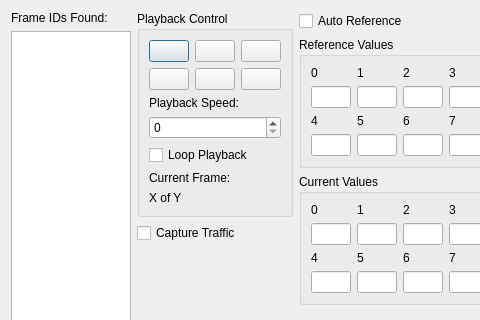
Above: flowviewwindow.ui from collin80/SavvyCAN before the change; both pictures show x 0 to 480 and y 0 to 320 of the 1078 by 621 pixel window. Below: the same form after it.
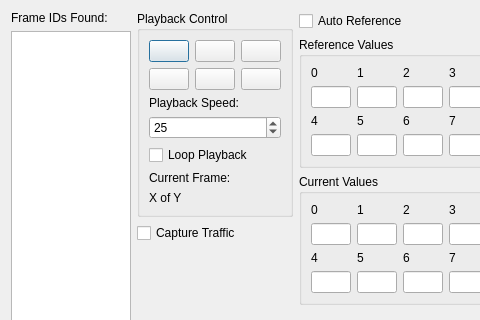
That is the form after the change. Icons and pictures are not drawn. Custom widgets are drawn as their Qt base class.

What changed in the file:
```diff
--- a/flowviewwindow.ui
+++ b/flowviewwindow.ui
@@ -147,7 +147,17 @@
          </widget>
         </item>
         <item>
-         <widget class="QSpinBox" name="spinBox"/>
+         <widget class="QSpinBox" name="spinPlayback">
+          <property name="maximum">
+           <number>5000</number>
+          </property>
+          <property name="singleStep">
+           <number>10</number>
+          </property>
+          <property name="value">
+           <number>25</number>
+          </property>
+         </widget>
         </item>
         <item>
          <widget class="QCheckBox" name="checkBox">
```
Left out of the diff: 54 changed lines with no effect on the pictures.
